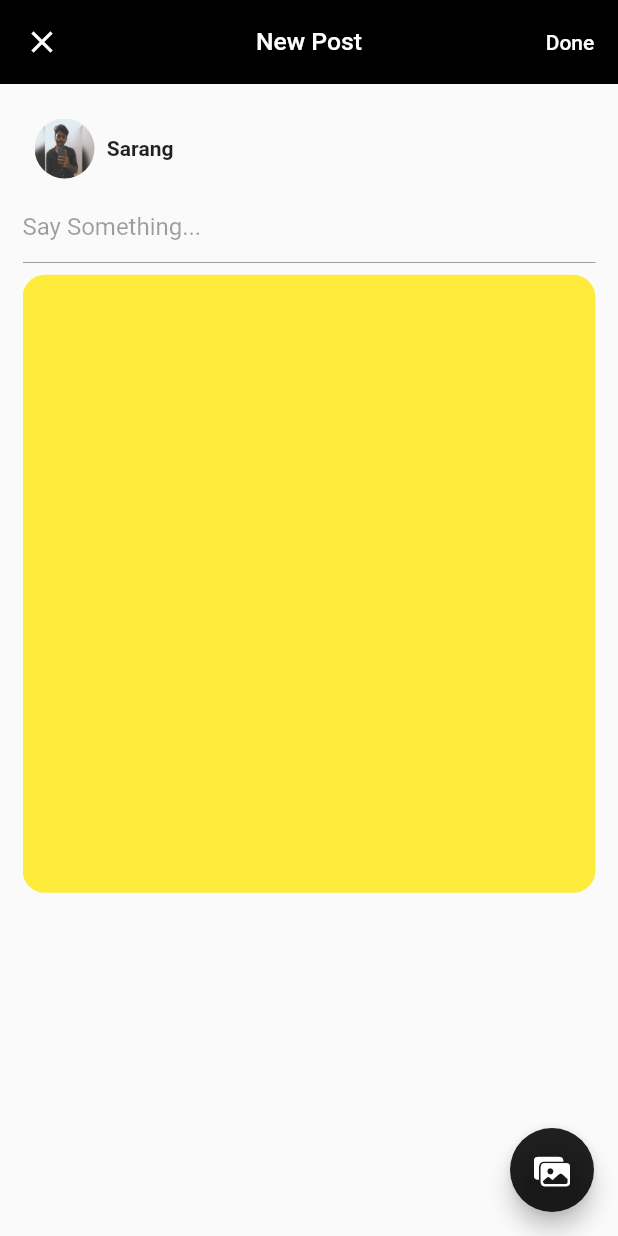
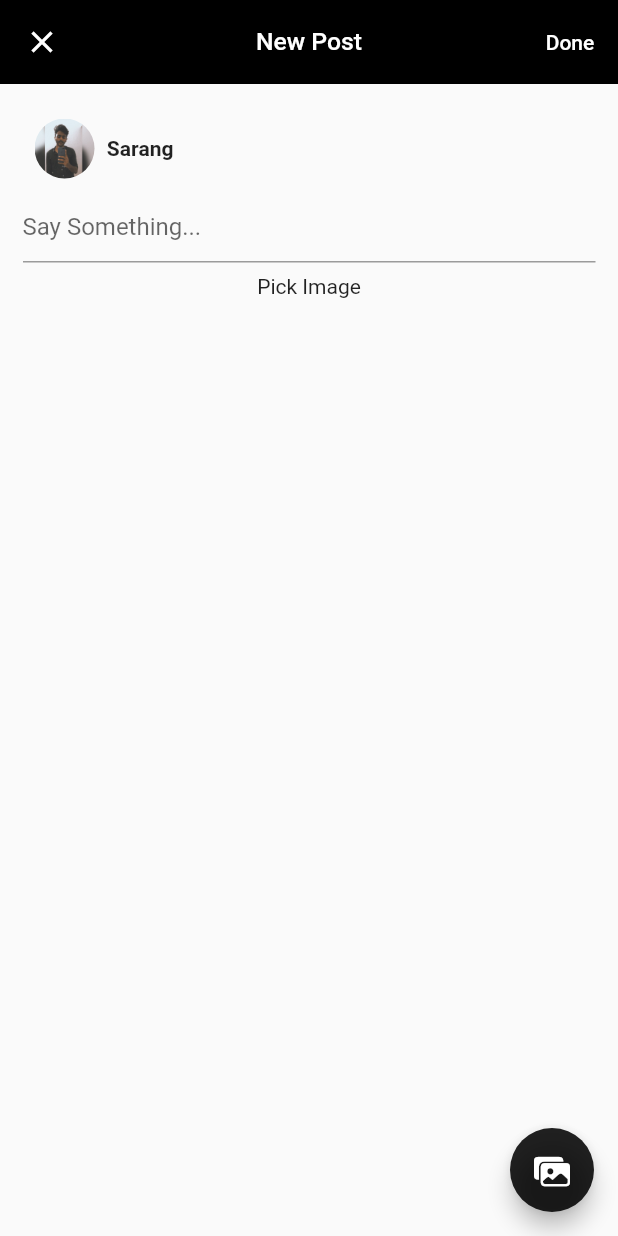
Before and after one commit to sarangvs/social_media, a Flutter app: the AddPost screen opened directly, after a tap on "Done", on a phone screen of 412 x 824 dp. Run offline on Flutter 3.47's test engine with Material 2 defaults, Android fonts, the phone set to English and light mode, and no system bars; our stand-ins replace flutter_otp_text_field, font_awesome_flutter, get, google_fonts, image_picker, modal_bottom_sheet and 3 more; missing offline and left inert: dashed_circle; accounts and stored records are empty.

Commit message:
add post update

```diff
--- a/lib/Controller/post_controller.dart
+++ b/lib/Controller/post_controller.dart
@@ -1,11 +1,56 @@
+import 'dart:io';
+
+import 'package:flutter/cupertino.dart';
 import 'package:get/get.dart';
 import 'package:image_picker/image_picker.dart';
+import 'package:http/http.dart' as http;
+import 'package:shared_preferences/shared_preferences.dart';
 
 class PostController extends GetxController {
-  final ImagePicker _picker = ImagePicker();
+  File? image;
+  bool showSpinner = false;
+  final ImagePicker imagePicker = ImagePicker();
 
- Future<dynamic>pickImage() async {
-    var image = await _picker.pickImage(source: ImageSource.gallery);
-    return image;
+
+  @override
+  void onInit() {
+  super.onInit();
   }
+
+  ///Description Controller
+  TextEditingController descriptionController = TextEditingController();
+
+
+///Get Image from device and show on add post screen
+ Future<dynamic>getImage() async {
+
+    final pickedImage = await imagePicker.pickImage(source: ImageSource.gallery);
+
+    if(pickedImage != null){
+      image = File(pickedImage.path);
+      update();
+    }else{
+      print("no image selected");
+    }
+  }
+
+///Add post to DB
+  Future<void> addPost()async{
+   showSpinner = true;
+   update();
+
+   SharedPreferences prefs = await SharedPreferences.getInstance();
+   var user = prefs.getString("userData");
+
+
+
+   final body ={
+     "Desc":descriptionController.text,
+     "userId":"",
+     "files":image
+   };
+
+  }
+
+
 }
--- a/lib/Views/add_post.dart
+++ b/lib/Views/add_post.dart
@@ -5,7 +5,7 @@ import 'package:get/get.dart';
 import 'package:google_fonts/google_fonts.dart';
 import 'package:sizer/sizer.dart';
 import 'package:social_media/instance.dart';
-
+import 'dart:io';
 
 class AddPost extends StatelessWidget {
   const AddPost({Key? key}) : super(key: key);
@@ -15,20 +15,28 @@ class AddPost extends StatelessWidget {
     return SafeArea(
         child: Scaffold(
       appBar: AppBar(
-            title: Text('New Post',style: GoogleFonts.k2d(fontSize: 12.sp),),
+        title: Text(
+          'New Post',
+          style: GoogleFonts.k2d(fontSize: 12.sp),
+        ),
         centerTitle: true,
         backgroundColor: Colors.black,
         elevation: 0,
         leading: IconButton(
-              icon:const Icon(Icons.close),
-              onPressed: (){
+          icon: const Icon(Icons.close),
+          onPressed: () {
             Get.back();
           },
         ),
         actions: [
           TextButton(
-                onPressed: (){},
-                child: Text('Done',style: GoogleFonts.k2d(color: Colors.white),),
+            onPressed: () {
+              postController.addPost();
+            },
+            child: Text(
+              'Done',
+              style: GoogleFonts.k2d(color: Colors.white),
+            ),
           ),
         ],
       ),
@@ -48,38 +56,47 @@ class AddPost extends StatelessWidget {
                       Padding(
                         padding: const EdgeInsets.all(8.0),
                         child: Row(
-                              children:  [
+                          children: [
                             const CircleAvatar(
                               backgroundImage: AssetImage("Assets/me.jpg"),
                               backgroundColor: Colors.transparent,
                             ),
-                                SizedBox(width: 2.w,),
-                                 Text("Sarang",style: GoogleFonts.k2d(fontWeight: FontWeight.bold),),
+                            SizedBox(
+                              width: 2.w,
+                            ),
+                            Text(
+                              "Sarang",
+                              style:
+                                  GoogleFonts.k2d(fontWeight: FontWeight.bold),
+                            ),
                           ],
                         ),
                       ),
                       TextField(
+                        controller: postController.descriptionController,
                         decoration: InputDecoration(
                           hintText: "Say Something...",
                           hintStyle: GoogleFonts.k2d(),
-                              enabled: false,
+                          enabled: true,
                         ),
                       ),
                       SizedBox(
                         height: 1.h,
                       ),
                       Container(
+
+                          child: postController.image == null
+                              ? const Center(
+                                  child: Text("Pick Image"),
+                                )
+                              : Image.file(
+                                File(postController.image!.path).absolute,
                                 height: 50.h,
                                 width: 100.w,
-                            decoration: BoxDecoration(
-                              borderRadius: BorderRadius.circular(15),
-                              color: Colors.yellow,
-                            ),
-
-                          )
+                                fit: BoxFit.cover,
+                              ))
                     ],
                   ),
-
                 )
               ],
             ),
@@ -88,12 +105,14 @@ class AddPost extends StatelessWidget {
       ),
       floatingActionButton: FloatingActionButton(
         backgroundColor: Colors.black87,
-            onPressed: ()async{
-              await postController.pickImage();
+        onPressed: () async {
+          await postController.getImage();
+          postController.update();
         },
-            child: const Icon(CupertinoIcons.photo_fill_on_rectangle_fill,),
+        child: const Icon(
+          CupertinoIcons.photo_fill_on_rectangle_fill,
         ),
-        )
-    );
+      ),
+    ));
   }
 }
--- a/lib/main.dart
+++ b/lib/main.dart
@@ -24,9 +24,9 @@ class MyApp extends StatelessWidget {
               labelColor: Colors.black,
               unselectedLabelColor: Colors.blue,
             )),
-        home: (authenticationController.loginStatus == false)
-            ? const LoginScreen()
-            : const BottomNavScreen(),
+        home: (authenticationController.loginStatus == true)
+            ? const BottomNavScreen()
+            : const LoginScreen(),
       );
     });
   }
```
Also changed, not shown: lib/Controller/authentication_controller.dart (+3 -8 lines). Lines whose indentation alone changed are shown as unchanged.
